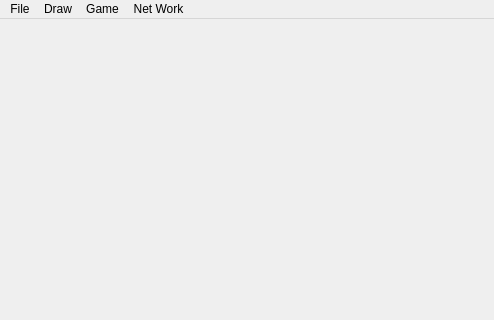
Above: MainWindow.ui from rsbarhey/CPSC453-A1 before the change; both pictures show x 0 to 494 and y 0 to 320 of the 494 by 743 pixel window. Below: the same form after it.
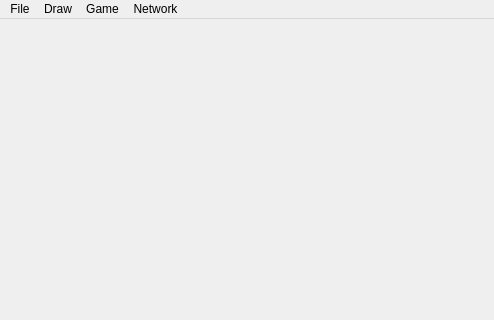
That is the form after the change.

Commit message: Fixed a bug in TCPServer where if you start a new game then start a server it will crash

The edit to the form file:
```diff
--- a/MainWindow.ui
+++ b/MainWindow.ui
@@ -51,7 +51,7 @@
    </widget>
    <widget class="QMenu" name="menuNet_Work">
     <property name="title">
-     <string>Net Work</string>
+     <string>Network</string>
     </property>
     <addaction name="actionHost"/>
     <addaction name="actionGuest"/>
```
Left out of the diff: 12 changed lines with no effect on the pictures. The commit also changes 1 other file.
